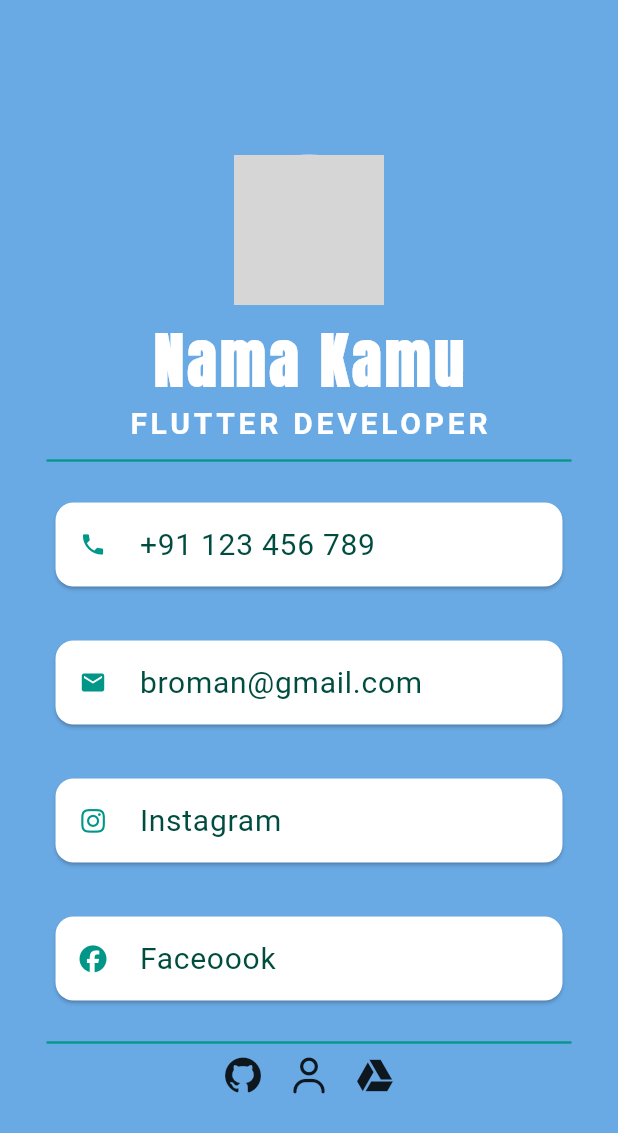
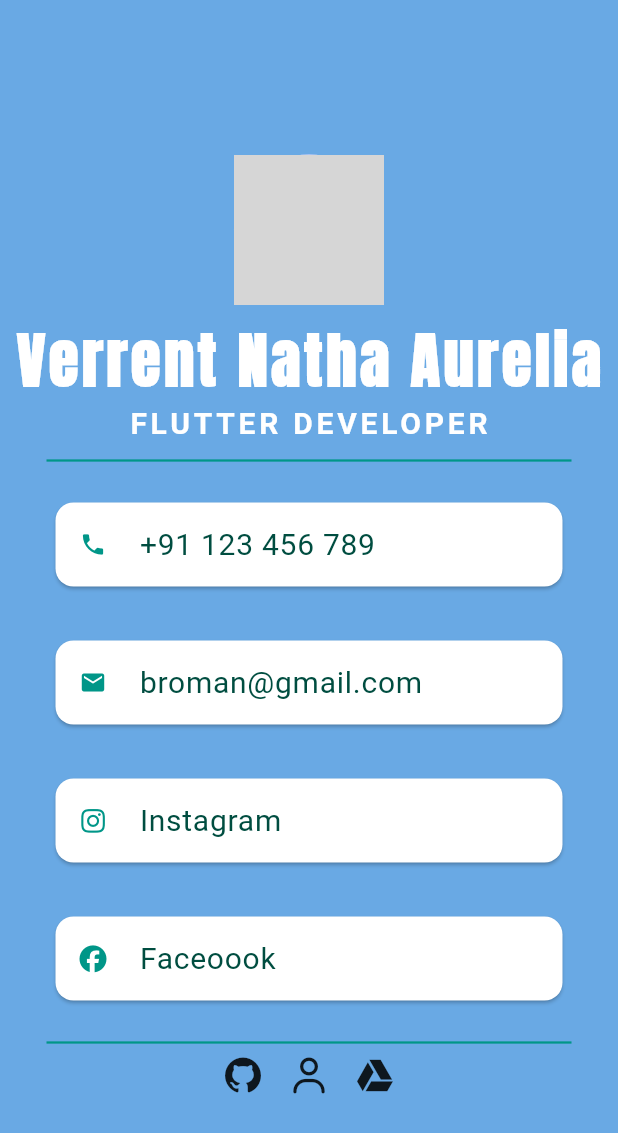
Before and after one commit to vrnnthaa/gd1_a_2401, a Flutter app: the screen it shows after launch, on a phone screen of 412 x 824 dp. Shown: the top 1133 px of the screen. Run offline on Flutter 3.47's test engine with Material 3 defaults, Android fonts, the phone set to English and light mode, and no system bars; our stand-ins replace font_awesome_flutter; Roboto replaces fonts that are missing (Source Sans Pro); grey boxes are pictures that could not be loaded.

Commit message:
Update constant.dart

```diff
--- a/lib/utilities/constant.dart
+++ b/lib/utilities/constant.dart
@@ -2,7 +2,7 @@ import 'package:flutter/material.dart';
 
 const kColor = Color.fromARGB(255, 105, 169, 228);
 
-const String username = 'Nama Kamu';
+const String username = 'Verrent Natha Aurelia';
 
 const SizedBox kSizeBox2 = SizedBox(width: 20);
 
```
